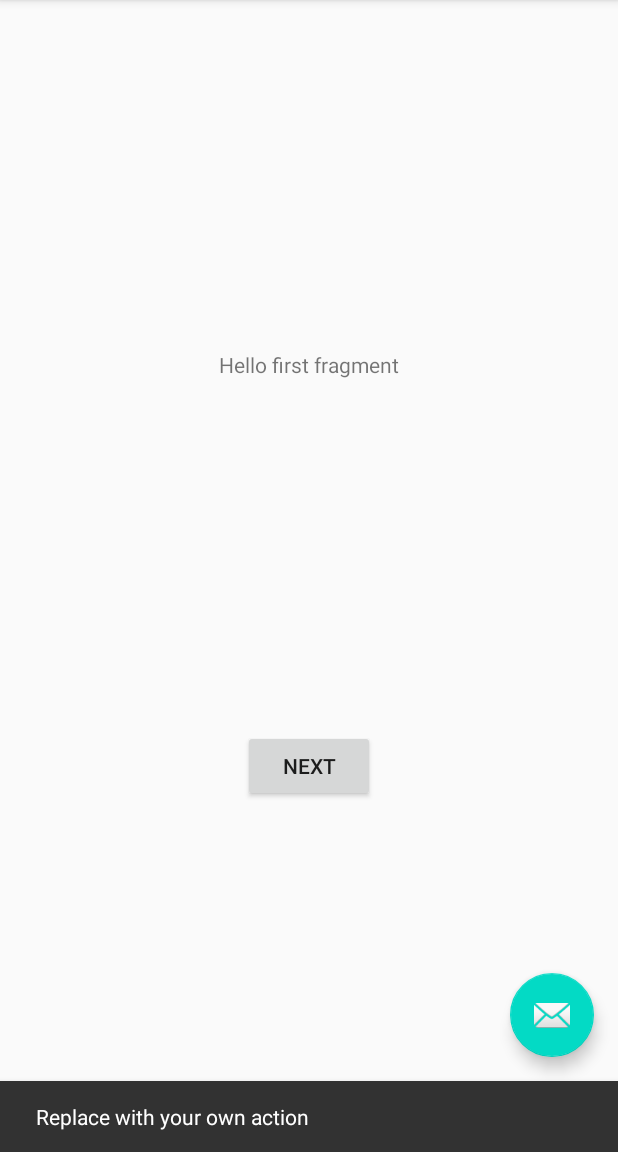
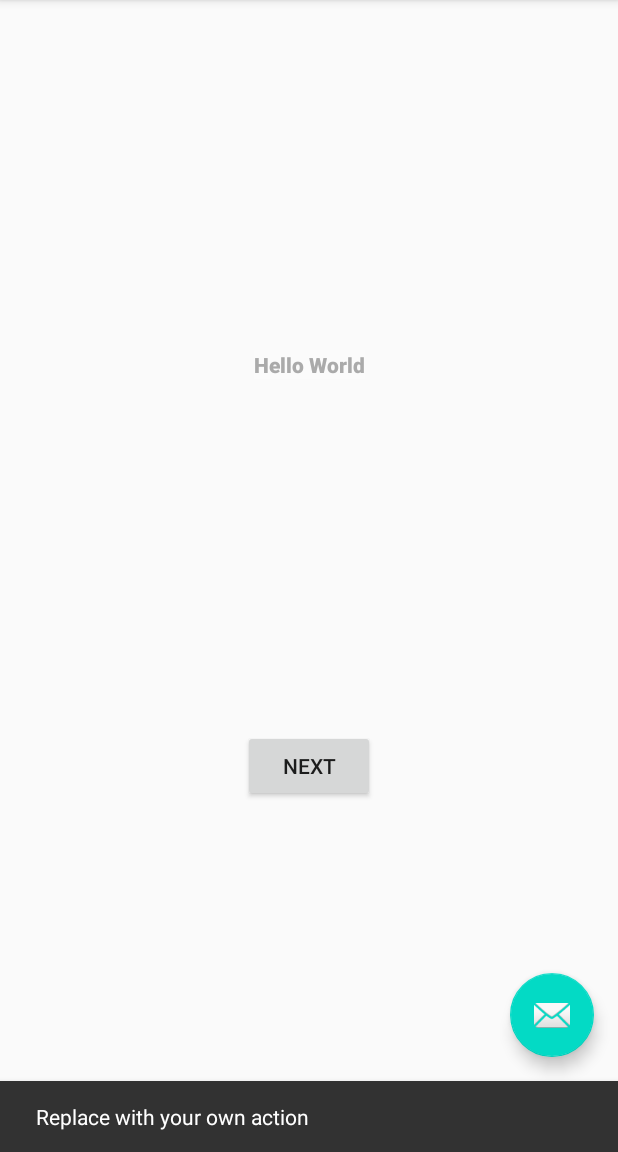
Before and after one commit to AbdoliSepehr8AMO1/javaopdracht1, an Android app: the screen it shows after launch (MainActivity), after a tap on an icon or button, on a phone screen of 412 x 824 dp, the part 84-1236 px from its top. Run offline under Robolectric (Android 15) with nearby library versions, the phone set to English and light mode, and no system bars.

Commit message:
Hoofdstuk 4 af

```diff
--- a/app/src/main/res/layout/fragment_first.xml
+++ b/app/src/main/res/layout/fragment_first.xml
@@ -10,7 +10,10 @@
         android:id="@+id/textview_first"
         android:layout_width="wrap_content"
         android:layout_height="wrap_content"
+        android:background="#FBFBFB"
+        android:fontFamily="sans-serif-black"
         android:text="@string/hello_first_fragment"
+        android:textColor="@android:color/darker_gray"
         app:layout_constraintBottom_toTopOf="@id/button_first"
         app:layout_constraintEnd_toEndOf="parent"
         app:layout_constraintStart_toStartOf="parent"
--- a/app/src/main/res/values/strings.xml
+++ b/app/src/main/res/values/strings.xml
@@ -7,6 +7,6 @@
     <string name="next">Next</string>
     <string name="previous">Previous</string>
 
-    <string name="hello_first_fragment">Hello first fragment</string>
+    <string name="hello_first_fragment">Hello World</string>
     <string name="hello_second_fragment">Hello second fragment. Arg: %1$s</string>
 </resources>
```
